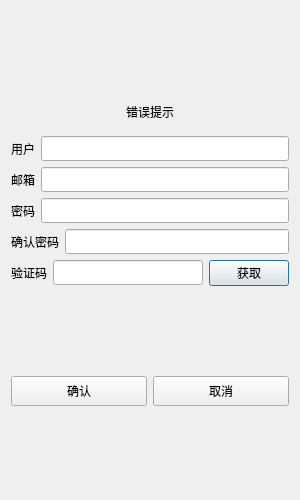
Grain021125/project, file client/picachat/registerdialog.ui: the form before one commit.
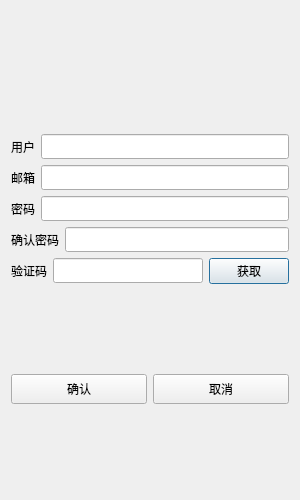
The form after the commit. Custom widgets are drawn as their Qt base class.

Patch:
```diff
--- a/client/picachat/registerdialog.ui
+++ b/client/picachat/registerdialog.ui
@@ -39,7 +39,7 @@
       <item>
        <widget class="QLabel" name="error_label">
         <property name="text">
-         <string>错误提示</string>
+         <string/>
         </property>
         <property name="alignment">
          <set>Qt::AlignmentFlag::AlignCenter</set>
```
